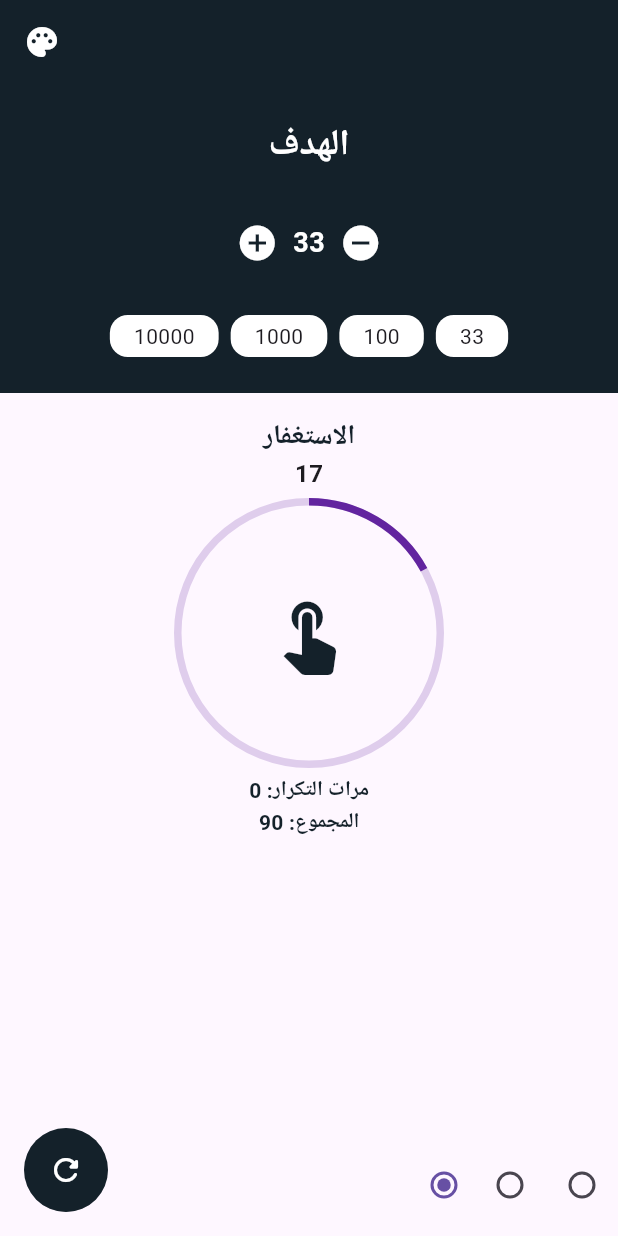
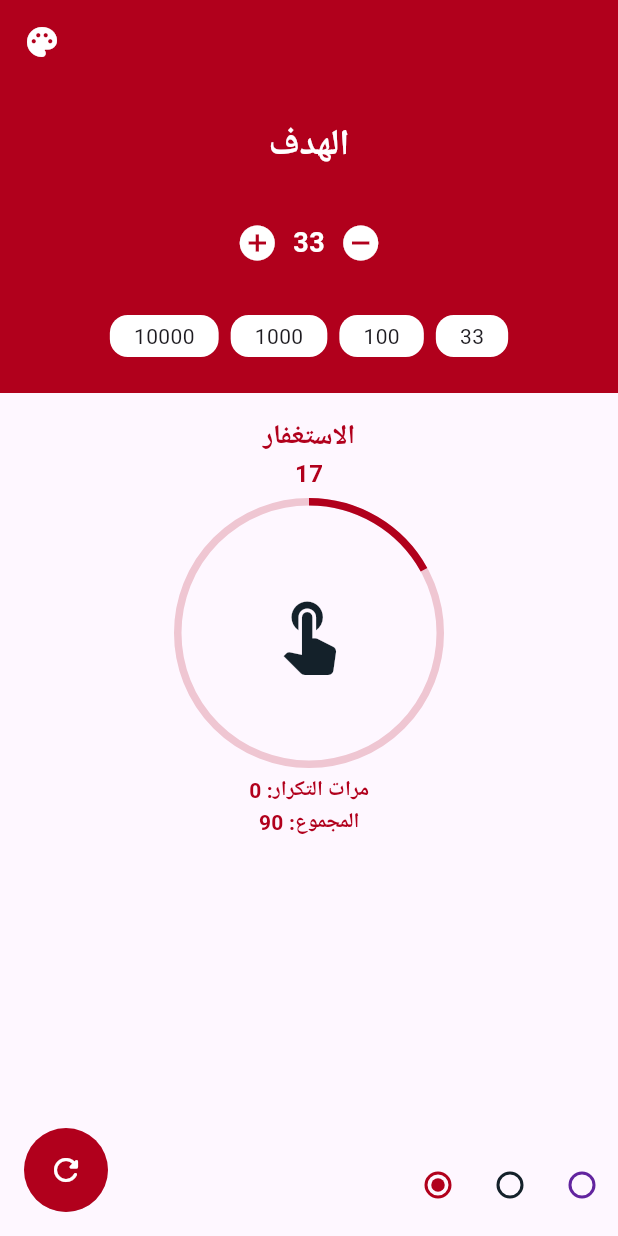
Before and after one commit to MohammedGhazaly/simple_sebha, a Flutter app: the screen it shows after launch, after a tap on the "palette" icon, on a phone screen of 412 x 824 dp. Run offline on Flutter 3.47's test engine with Material 3 defaults, Android fonts, the phone set to English and light mode, and no system bars; drawn by our look-alikes of percent_indicator.

Commit message:
Finished changing the color using provider

```diff
--- a/lib/core/colors.dart
+++ b/lib/core/colors.dart
@@ -4,4 +4,10 @@ class AppColors {
   static Color redColor = const Color(0xFFB1001C);
   static Color blackColor = const Color(0xFF14212A);
   static Color purpleColor = const Color(0xFF62249F);
+
+  static List<int> colorIntValues = [
+    4289789980,
+    4279509290,
+    4284621983,
+  ];
 }
--- a/lib/main.dart
+++ b/lib/main.dart
@@ -1,9 +1,20 @@
 import 'package:flutter/material.dart';
+import 'package:provider/provider.dart';
 import 'package:simple_sebha/core/colors.dart';
+import 'package:simple_sebha/providers/color_provider.dart';
 import 'package:simple_sebha/views/home/home_view.dart';
 
 void main() {
-  runApp(const Sebha());
+  runApp(MultiProvider(
+    providers: [
+      ChangeNotifierProvider<ColorProvider>(
+        create: (context) {
+          return ColorProvider();
+        },
+      ),
+    ],
+    child: const Sebha(),
+  ));
 }
 
 class Sebha extends StatelessWidget {
@@ -12,15 +23,16 @@ class Sebha extends StatelessWidget {
   // This widget is the root of your application.
   @override
   Widget build(BuildContext context) {
+    ColorProvider colorProvider = Provider.of<ColorProvider>(context);
     return MaterialApp(
-        debugShowCheckedModeBanner: false,
-        title: 'Flutter Demo',
-        theme: ThemeData(
-          appBarTheme: AppBarTheme(
-              backgroundColor: AppColors.blackColor,
-              foregroundColor: Colors.white),
-          useMaterial3: true,
-        ),
-        home: const HomView());
+      debugShowCheckedModeBanner: false,
+      title: 'Flutter Demo',
+      theme: ThemeData(
+        primaryColor: Color(colorProvider.selectedColor),
+        appBarTheme: const AppBarTheme(foregroundColor: Colors.white),
+        useMaterial3: true,
+      ),
+      home: const HomView(),
+    );
   }
 }
--- /dev/null
+++ b/lib/providers/color_provider.dart
@@ -0,0 +1,21 @@
+import 'package:flutter/material.dart';
+import 'package:simple_sebha/core/colors.dart';
+
+class ColorProvider extends ChangeNotifier {
+  double colorRadiosOpacity = 0;
+  int selectedColor = AppColors.colorIntValues[0];
+
+  void toggleColorPelete() {
+    if (colorRadiosOpacity == 0) {
+      colorRadiosOpacity = 1;
+    } else {
+      colorRadiosOpacity = 0;
+    }
+    notifyListeners();
+  }
+
+  void changeColor(int? colorValue) {
+    selectedColor = colorValue ?? selectedColor;
+    notifyListeners();
+  }
+}
--- a/lib/views/home/home_view.dart
+++ b/lib/views/home/home_view.dart
@@ -1,5 +1,7 @@
 import 'package:flutter/material.dart';
+import 'package:provider/provider.dart';
 import 'package:simple_sebha/core/colors.dart';
+import 'package:simple_sebha/providers/color_provider.dart';
 import 'package:simple_sebha/views/home/widgets/home_view_body.dart';
 
 class HomView extends StatelessWidget {
@@ -10,8 +12,12 @@ class HomView extends StatelessWidget {
     return Scaffold(
       appBar: AppBar(
         // leadingWidth: ,
+        backgroundColor: Theme.of(context).primaryColor,
         leading: IconButton(
-          onPressed: () {},
+          onPressed: () {
+            Provider.of<ColorProvider>(context, listen: false)
+                .toggleColorPelete();
+          },
           icon: const Icon(
             Icons.palette_rounded,
           ),
@@ -22,7 +28,7 @@ class HomView extends StatelessWidget {
       floatingActionButton: ClipRRect(
         borderRadius: BorderRadius.circular(100),
         child: FloatingActionButton(
-          backgroundColor: AppColors.blackColor,
+          backgroundColor: Theme.of(context).primaryColor,
           onPressed: () {},
           child: Icon(
             Icons.refresh_rounded,
--- /dev/null
+++ b/lib/views/home/widgets/color_radios.dart
@@ -0,0 +1,78 @@
+import 'package:flutter/material.dart';
+import 'package:provider/provider.dart';
+import 'package:simple_sebha/core/colors.dart';
+import 'package:simple_sebha/providers/color_provider.dart';
+
+class ColorRadios extends StatefulWidget {
+  const ColorRadios({
+    super.key,
+  });
+
+  @override
+  State<ColorRadios> createState() => _ColorRadiosState();
+}
+
+class _ColorRadiosState extends State<ColorRadios> {
+  int rad = 0;
+  @override
+  Widget build(BuildContext context) {
+    ColorProvider colorProvider = Provider.of<ColorProvider>(context);
+    return AnimatedOpacity(
+      duration: const Duration(milliseconds: 500),
+      opacity: colorProvider.colorRadiosOpacity,
+      child: Row(
+          mainAxisAlignment: MainAxisAlignment.end,
+          children: AppColors.colorIntValues.map((e) {
+            return Radio(
+              fillColor: MaterialStateColor.resolveWith((states) {
+                return Color(e);
+              }),
+              value: e,
+              groupValue: colorProvider.selectedColor,
+              onChanged: colorProvider.changeColor,
+            );
+          }).toList()
+
+          // [
+          //   Radio(
+          //     // activeColor: AppColors.blackColor,
+          //     fillColor: MaterialStateColor.resolveWith((states) {
+          //       return AppColors.blackColor;
+          //     }),
+          //     visualDensity: VisualDensity.compact,
+          //     value: 0,
+          //     groupValue: rad,
+          //     onChanged: (value) {
+          //       rad = value ?? rad;
+          //       setState(() {});
+          //     },
+          //   ),
+          //   Radio(
+          //     fillColor: MaterialStateColor.resolveWith((states) {
+          //       return AppColors.purpleColor;
+          //     }),
+          //     value: 1,
+          //     groupValue: rad,
+          //     onChanged: (value) {
+          //       rad = value ?? rad;
+          //       setState(() {});
+          //     },
+          //   ),
+          //   Radio(
+          //     fillColor: MaterialStateColor.resolveWith((states) {
+          //       return AppColors.redColor;
+          //     }),
+          //     activeColor: AppColors.redColor,
+          //     value: 2,
+          //     groupValue: rad,
+          //     onChanged: (value) {
+          //       rad = value ?? rad;
+          //       setState(() {});
+          //     },
+          //   ),
+          // ],
+
+          ),
+    );
+  }
+}
--- a/lib/views/home/widgets/home_bottom.dart
+++ b/lib/views/home/widgets/home_bottom.dart
@@ -1,6 +1,7 @@
 import 'package:flutter/material.dart';
 import 'package:percent_indicator/circular_percent_indicator.dart';
 import 'package:simple_sebha/core/colors.dart';
+import 'package:simple_sebha/views/home/widgets/color_radios.dart';
 
 class HomeBottom extends StatelessWidget {
   const HomeBottom({
@@ -16,7 +17,7 @@ class HomeBottom extends StatelessWidget {
           style: TextStyle(
             fontSize: 18,
             fontWeight: FontWeight.bold,
-            color: AppColors.blackColor,
+            color: Theme.of(context).primaryColor,
           ),
         ),
         Text(
@@ -24,6 +25,7 @@ class HomeBottom extends StatelessWidget {
           style: TextStyle(
             fontSize: 16,
             fontWeight: FontWeight.bold,
+            color: Theme.of(context).primaryColor,
           ),
         ),
         SizedBox(
@@ -32,8 +34,8 @@ class HomeBottom extends StatelessWidget {
         CircularPercentIndicator(
           animationDuration: 300,
           percent: 17 / 100,
-          progressColor: AppColors.purpleColor,
-          backgroundColor: AppColors.purpleColor.withOpacity(0.2),
+          progressColor: Theme.of(context).primaryColor,
+          backgroundColor: Theme.of(context).primaryColor.withOpacity(0.2),
           animation: true,
           lineWidth: 5,
           radius: 90,
@@ -54,7 +56,7 @@ class HomeBottom extends StatelessWidget {
           style: TextStyle(
             fontSize: 14,
             fontWeight: FontWeight.bold,
-            color: AppColors.blackColor,
+            color: Theme.of(context).primaryColor,
           ),
         ),
         Text(
@@ -62,31 +64,11 @@ class HomeBottom extends StatelessWidget {
           style: TextStyle(
             fontSize: 14,
             fontWeight: FontWeight.bold,
-            color: AppColors.blackColor,
+            color: Theme.of(context).primaryColor,
           ),
         ),
         Spacer(),
-        Row(
-          mainAxisAlignment: MainAxisAlignment.end,
-          children: [
-            Radio(
-              visualDensity: VisualDensity.compact,
-              value: 0,
-              groupValue: 0,
-              onChanged: (value) {},
-            ),
-            Radio(
-              value: 1,
-              groupValue: 0,
-              onChanged: (value) {},
-            ),
-            Radio(
-              value: 2,
-              groupValue: 0,
-              onChanged: (value) {},
-            ),
-          ],
-        ),
+        ColorRadios(),
       ],
     );
   }
--- a/lib/views/home/widgets/home_view_body.dart
+++ b/lib/views/home/widgets/home_view_body.dart
@@ -15,7 +15,7 @@ class HomeViewBody extends StatelessWidget {
           height: MediaQuery.sizeOf(context).height * 0.25,
           child: Container(
             decoration: BoxDecoration(
-              color: AppColors.blackColor,
+              color: Theme.of(context).primaryColor,
             ),
             child: HomeHeader(),
           ),
```
